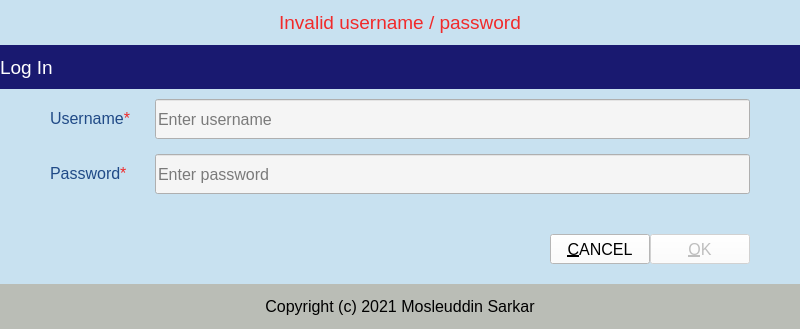
The window that ui_files/login.ui (mosleuddin/ExpenseTracker) describes before a commit, drawn with Qt 5.
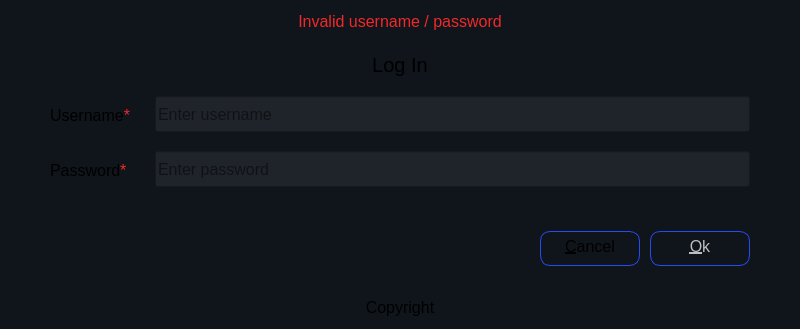
The same window after the commit. Icons and pictures are not drawn.

Diff of the .ui file:
```diff
--- a/ui_files/login.ui
+++ b/ui_files/login.ui
@@ -32,7 +32,9 @@
    </size>
   </property>
   <property name="font">
-   <font/>
+   <font>
+    <pointsize>-1</pointsize>
+   </font>
   </property>
   <property name="windowTitle">
    <string>Expense Tracker</string>
@@ -42,7 +44,64 @@
     <normaloff>:/icons/expense_tracker_sm.png</normaloff>:/icons/expense_tracker_sm.png</iconset>
   </property>
   <property name="styleSheet">
-   <string notr="true">background-color: rgb(200, 225, 240);</string>
+   <string notr="true">*{
+     background-color :#10141b;
+	color:rgba(255, 255, 255, .5);
+	font-size: 16px;
+
+}
+QLabel{
+		color:rgba(255, 255, 255, .5);
+     
+}
+
+#labelMessage{
+	color: rgb(239, 41, 41);
+}
+
+
+#labelHeading{
+	color: rgba(.06, 140, 140, 1);
+	font-size: 20px;
+}
+
+
+#labelCopyright{
+	color:rgba(255, 255, 255, .75);
+}
+
+QLineEdit{
+            background-color :#1f232a;
+            color:rgba(0, 255, 255, .60);
+            height: 30px;
+        }
+
+QPushButton{
+    background-color:#10141b;
+ 	color:rgba(0, 255, 0, .50);
+    width: 75px;
+	height: 18px;
+	text-align: center;
+	padding: 5px, 10px;
+	border: 1px solid #264BF6;
+	border-radius: 10px;
+
+}
+
+QPushButton::hover{
+	background-color: rgba(0, 0, 255, .30);
+     color: rgba(255, 255, 255, .50);
+}
+
+QPushButton::disabled{
+	background-color: rgba(0, 0, 0, .50);
+     color: rgba(255, 255, 255, .50);
+}
+ 
+ 
+        
+
+</string>
   </property>
   <layout class="QVBoxLayout" name="verticalLayout" stretch="0,0,0,0,0">
    <property name="spacing">
@@ -70,12 +129,12 @@
      </property>
      <property name="font">
       <font>
-       <pointsize>14</pointsize>
+       <pointsize>-1</pointsize>
        <bold>false</bold>
       </font>
      </property>
      <property name="styleSheet">
-      <string notr="true">color: rgb(241, 42, 42);</string>
+      <string notr="true"/>
      </property>
      <property name="text">
       <string>Invalid username / password</string>
@@ -98,23 +157,22 @@
      </property>
      <property name="font">
       <font>
-       <pointsize>14</pointsize>
+       <pointsize>-1</pointsize>
        <bold>false</bold>
        <underline>false</underline>
       </font>
      </property>
      <property name="styleSheet">
-      <string notr="true">color: rgb(255, 255, 255);
-background-color: rgb(25, 25, 112);</string>
+      <string notr="true"/>
      </property>
      <property name="text">
       <string>Log In</string>
      </property>
      <property name="alignment">
-      <set>Qt::AlignLeading|Qt::AlignLeft|Qt::AlignVCenter</set>
+      <set>Qt::AlignCenter</set>
      </property>
      <property name="margin">
-      <number>10</number>
+      <number>4</number>
      </property>
      <property name="openExternalLinks">
       <bool>false</bool>
@@ -151,12 +209,12 @@
        </property>
        <property name="font">
         <font>
-         <pointsize>12</pointsize>
+         <pointsize>-1</pointsize>
          <bold>false</bold>
         </font>
        </property>
        <property name="styleSheet">
-        <string notr="true">color: rgb(32, 74, 135);</string>
+        <string notr="true"/>
        </property>
        <property name="text">
         <string>&lt;html&gt;&lt;head/&gt;&lt;body&gt;&lt;p&gt;Username&lt;span style=&quot; color:#ef2929;&quot;&gt;*&lt;/span&gt;&lt;/p&gt;&lt;/body&gt;&lt;/html&gt;</string>
@@ -168,20 +226,19 @@
        <property name="minimumSize">
         <size>
          <width>0</width>
-         <height>40</height>
+         <height>20</height>
         </size>
        </property>
        <property name="font">
         <font>
-         <pointsize>12</pointsize>
+         <pointsize>-1</pointsize>
         </font>
        </property>
        <property name="statusTip">
         <string>username should be 4 to 12 characters long</string>
        </property>
        <property name="styleSheet">
-        <string notr="true">background-color: rgb(245,245,245);
-</string>
+        <string notr="true"/>
        </property>
        <property name="text">
         <string/>
@@ -204,13 +261,13 @@
        </property>
        <property name="font">
         <font>
-         <pointsize>12</pointsize>
+         <pointsize>-1</pointsize>
          <bold>false</bold>
          <underline>false</underline>
         </font>
        </property>
        <property name="styleSheet">
-        <string notr="true">color: rgb(32, 74, 135);</string>
+        <string notr="true"/>
        </property>
        <property name="text">
         <string>&lt;html&gt;&lt;head/&gt;&lt;body&gt;&lt;p&gt;Password&lt;span style=&quot; color:#ef2929;&quot;&gt;*&lt;/span&gt;&lt;/p&gt;&lt;/body&gt;&lt;/html&gt;</string>
@@ -222,21 +279,17 @@
        <property name="minimumSize">
         <size>
          <width>0</width>
-         <height>40</height>
+         <height>20</height>
         </size>
        </property>
        <property name="font">
         <font>
-         <pointsize>12</pointsize>
+         <pointsize>-1</pointsize>
         </font>
        </property>
        <property name="statusTip">
         <string>username should be 4 to 12 characters long</string>
        </property>
-       <property name="styleSheet">
-        <string notr="true">background-color: rgb(245,245,245);
-</string>
-       </property>
        <property name="inputMask">
         <string/>
        </property>
@@ -259,7 +312,7 @@
    <item>
     <layout class="QHBoxLayout" name="horizontalLayout">
      <property name="spacing">
-      <number>0</number>
+      <number>10</number>
      </property>
      <property name="leftMargin">
       <number>50</number>
@@ -305,20 +358,20 @@
        </property>
        <property name="maximumSize">
         <size>
-         <width>100</width>
-         <height>30</height>
+         <width>16777215</width>
+         <height>16777215</height>
         </size>
        </property>
        <property name="font">
         <font>
-         <pointsize>12</pointsize>
+         <pointsize>-1</pointsize>
         </font>
        </property>
        <property name="styleSheet">
-        <string notr="true">background-color: rgb(255, 255, 255);</string>
+        <string notr="true"/>
        </property>
        <property name="text">
-        <string>&amp;CANCEL</string>
+        <string>&amp;Cancel</string>
        </property>
        <property name="icon">
         <iconset resource="../src/resource.qrc">
@@ -339,20 +392,20 @@
        </property>
        <property name="maximumSize">
         <size>
-         <width>100</width>
-         <height>300</height>
+         <width>16777215</width>
+         <height>16777215</height>
         </size>
        </property>
        <property name="font">
         <font>
-         <pointsize>12</pointsize>
+         <pointsize>-1</pointsize>
         </font>
        </property>
        <property name="styleSheet">
-        <string notr="true">background-color: rgb(255, 255, 255);</string>
+        <string notr="true"/>
        </property>
        <property name="text">
-        <string>&amp;OK</string>
+        <string>&amp;Ok</string>
        </property>
        <property name="icon">
         <iconset resource="../src/resource.qrc">
@@ -375,14 +428,14 @@
      </property>
      <property name="font">
       <font>
-       <pointsize>12</pointsize>
+       <pointsize>-1</pointsize>
       </font>
      </property>
      <property name="styleSheet">
-      <string notr="true">background-color: rgb(186, 189, 182);</string>
+      <string notr="true"/>
      </property>
      <property name="text">
-      <string>Copyright (c) 2021 Mosleuddin Sarkar</string>
+      <string>Copyright</string>
      </property>
      <property name="alignment">
       <set>Qt::AlignCenter</set>
```
